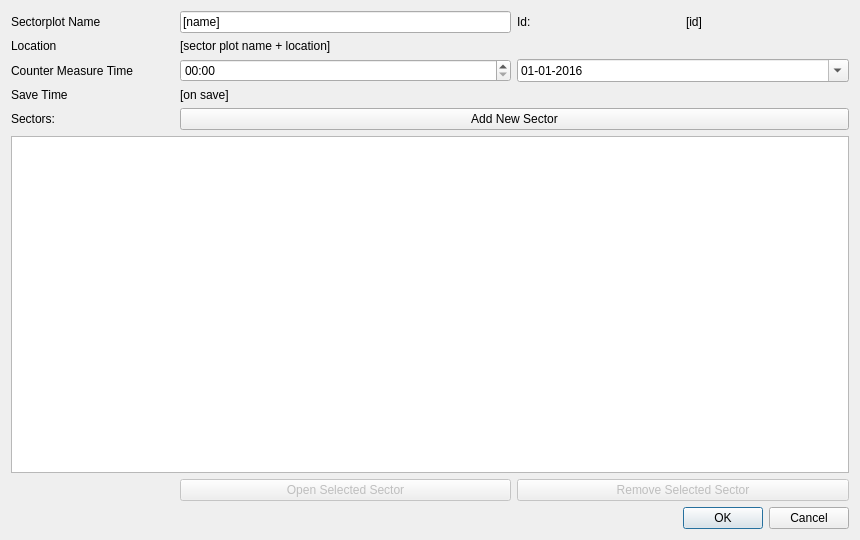
The window that SectorPlot/sectorplot_sectorplotset_dialog_base.ui (rduivenvoorde/sectorplot) describes before a commit, drawn with Qt 5.
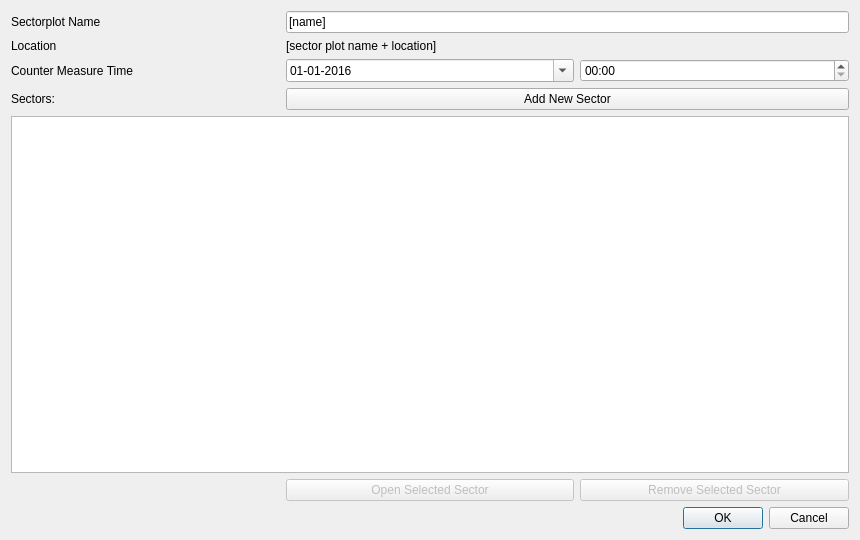
The same window after the commit.

The edit to the form file:
```diff
--- a/SectorPlot/sectorplot_sectorplotset_dialog_base.ui
+++ b/SectorPlot/sectorplot_sectorplotset_dialog_base.ui
@@ -17,47 +17,8 @@
    <string>New Sectorplot</string>
   </property>
   <layout class="QGridLayout" name="gridLayout">
-   <item row="1" column="1">
-    <widget class="QLabel" name="lbl_location_name_lon_lat">
-     <property name="text">
-      <string>[sector plot name + location]</string>
-     </property>
-    </widget>
-   </item>
-   <item row="0" column="0">
-    <widget class="QLabel" name="label_6">
-     <property name="text">
-      <string>Sectorplot Name</string>
-     </property>
-    </widget>
-   </item>
-   <item row="0" column="3">
-    <widget class="QLabel" name="label_2">
-     <property name="text">
-      <string>Id:</string>
-     </property>
-    </widget>
-   </item>
-   <item row="5" column="0">
-    <widget class="QLabel" name="label_5">
-     <property name="text">
-      <string>Sectors:</string>
-     </property>
-    </widget>
-   </item>
-   <item row="0" column="1" colspan="2">
-    <widget class="QLineEdit" name="le_sectorplot_name">
-     <property name="text">
-      <string>[name]</string>
-     </property>
-    </widget>
-   </item>
-   <item row="3" column="1">
-    <widget class="QLabel" name="lbl_save_time">
-     <property name="text">
-      <string>[on save]</string>
-     </property>
-    </widget>
+   <item row="5" column="0" colspan="6">
+    <widget class="QTableView" name="table_sectors"/>
    </item>
    <item row="1" column="0">
     <widget class="QLabel" name="label">
@@ -66,20 +27,13 @@
      </property>
     </widget>
    </item>
-   <item row="2" column="1" colspan="2">
-    <widget class="QTimeEdit" name="time_edit_countermeasure">
-     <property name="displayFormat">
-      <string>hh:mm</string>
+   <item row="7" column="0" colspan="6">
+    <widget class="QDialogButtonBox" name="buttonBox">
+     <property name="orientation">
+      <enum>Qt::Horizontal</enum>
      </property>
-     <property name="calendarPopup">
-      <bool>true</bool>
-     </property>
-    </widget>
-   </item>
-   <item row="3" column="0">
-    <widget class="QLabel" name="label_10">
-     <property name="text">
-      <string>Save Time</string>
+     <property name="standardButtons">
+      <set>QDialogButtonBox::Cancel|QDialogButtonBox::Ok</set>
      </property>
     </widget>
    </item>
@@ -90,7 +44,45 @@
      </property>
     </widget>
    </item>
-   <item row="7" column="1" colspan="2">
+   <item row="0" column="0">
+    <widget class="QLabel" name="label_6">
+     <property name="text">
+      <string>Sectorplot Name</string>
+     </property>
+    </widget>
+   </item>
+   <item row="4" column="2" colspan="4">
+    <widget class="QPushButton" name="btn_new_sector">
+     <property name="text">
+      <string>Add New Sector</string>
+     </property>
+    </widget>
+   </item>
+   <item row="1" column="2">
+    <widget class="QLabel" name="lbl_location_name_lon_lat">
+     <property name="text">
+      <string>[sector plot name + location]</string>
+     </property>
+    </widget>
+   </item>
+   <item row="6" column="4" colspan="2">
+    <widget class="QPushButton" name="btn_remove_selected_sector">
+     <property name="enabled">
+      <bool>false</bool>
+     </property>
+     <property name="text">
+      <string>Remove Selected Sector</string>
+     </property>
+    </widget>
+   </item>
+   <item row="4" column="0">
+    <widget class="QLabel" name="label_5">
+     <property name="text">
+      <string>Sectors:</string>
+     </property>
+    </widget>
+   </item>
+   <item row="6" column="2" colspan="2">
     <widget class="QPushButton" name="btn_open_selected_sector">
      <property name="enabled">
       <bool>false</bool>
@@ -100,14 +92,7 @@
      </property>
     </widget>
    </item>
-   <item row="0" column="4">
-    <widget class="QLabel" name="lbl_setid">
-     <property name="text">
-      <string>[id]</string>
-     </property>
-    </widget>
-   </item>
-   <item row="2" column="3" colspan="2">
+   <item row="2" column="2" colspan="2">
     <widget class="QDateEdit" name="date_edit_countermeasure">
      <property name="date">
       <date>
@@ -124,33 +109,20 @@
      </property>
     </widget>
    </item>
-   <item row="6" column="0" colspan="5">
-    <widget class="QTableView" name="table_sectors"/>
-   </item>
-   <item row="7" column="3" colspan="2">
-    <widget class="QPushButton" name="btn_remove_selected_sector">
-     <property name="enabled">
-      <bool>false</bool>
+   <item row="2" column="4" colspan="2">
+    <widget class="QTimeEdit" name="time_edit_countermeasure">
+     <property name="displayFormat">
+      <string>hh:mm</string>
      </property>
-     <property name="text">
-      <string>Remove Selected Sector</string>
+     <property name="calendarPopup">
+      <bool>true</bool>
      </property>
     </widget>
    </item>
-   <item row="8" column="0" colspan="5">
-    <widget class="QDialogButtonBox" name="buttonBox">
-     <property name="orientation">
-      <enum>Qt::Horizontal</enum>
-     </property>
-     <property name="standardButtons">
-      <set>QDialogButtonBox::Cancel|QDialogButtonBox::Ok</set>
-     </property>
-    </widget>
-   </item>
-   <item row="5" column="1" colspan="4">
-    <widget class="QPushButton" name="btn_new_sector">
+   <item row="0" column="2" colspan="4">
+    <widget class="QLineEdit" name="le_sectorplot_name">
      <property name="text">
-      <string>Add New Sector</string>
+      <string>[name]</string>
      </property>
     </widget>
    </item>
```
